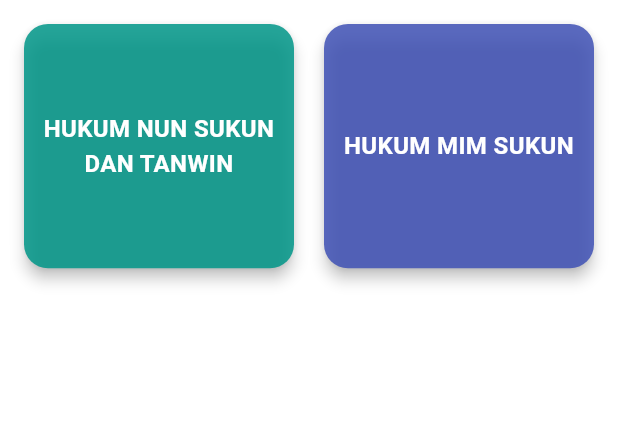
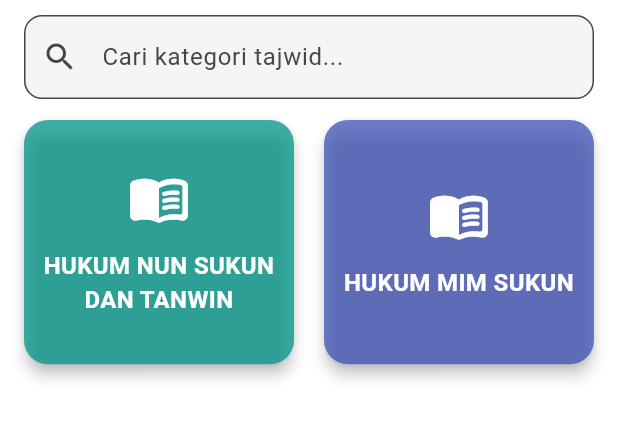
Before and after one commit to themasfebrianto/tartile, a Flutter app: the screen it shows after launch, on a phone screen of 412 x 824 dp, the part 84-525 px from its top. Run offline on Flutter 3.47's test engine with Material 3 defaults, Android fonts, the light colour scheme and no system bars; our stand-ins replace flutter_markdown, sqflite; accounts and stored records are empty.

Commit message:
update homescreen

```diff
--- a/lib/features/tajwid/presentation/screens/home_screen.dart
+++ b/lib/features/tajwid/presentation/screens/home_screen.dart
@@ -1,7 +1,8 @@
+import 'dart:async';
 import 'package:flutter/material.dart';
-import 'package:tartile/features/tajwid/domain/repositories/tajwid_category_repository.dart';
+import '../../domain/entities/tajwid_category_entity.dart';
+import '../../domain/repositories/tajwid_category_repository.dart';
 import '../../domain/repositories/tajwid_rules_repository.dart';
-import '../../domain/entities/tajwid_category_entity.dart';
 import 'rule_list_screen.dart';
 
 class HomeScreen extends StatefulWidget {
@@ -19,36 +20,64 @@ class HomeScreen extends StatefulWidget {
 }
 
 class _HomeScreenState extends State<HomeScreen> {
-  late Future<List<TajwidCategoryEntity>> _categoriesFuture;
+  List<TajwidCategoryEntity> _allCategories = [];
+  List<TajwidCategoryEntity> _filteredCategories = [];
+  bool _isLoading = true;
+  String _query = '';
+  Timer? _debounce;
 
   @override
   void initState() {
     super.initState();
-    _categoriesFuture = widget.categoryRepository.getAllCategories();
+    _loadCategories();
+  }
+
+  Future<void> _loadCategories() async {
+    setState(() => _isLoading = true);
+
+    try {
+      debugPrint('🔹 Memulai load kategori...');
+      final categories = await widget.categoryRepository.getAllCategories();
+      debugPrint('✅ Selesai load kategori: ${categories.length} item');
+
+      setState(() {
+        _allCategories = categories;
+        _filteredCategories = categories;
+        _isLoading = false;
+      });
+    } catch (e, s) {
+      debugPrint('❌ Error loading categories: $e');
+      debugPrintStack(stackTrace: s);
+      setState(() => _isLoading = false);
+    }
+  }
+
+  void _onSearchChanged(String value) {
+    if (_debounce?.isActive ?? false) _debounce!.cancel();
+    _debounce = Timer(const Duration(milliseconds: 350), () {
+      setState(() {
+        _query = value;
+        if (_query.isEmpty) {
+          _filteredCategories = _allCategories;
+        } else {
+          _filteredCategories = _allCategories
+              .where(
+                (cat) => cat.title.toLowerCase().contains(_query.toLowerCase()),
+              )
+              .toList();
+        }
+      });
+    });
+  }
+
+  @override
+  void dispose() {
+    _debounce?.cancel();
+    super.dispose();
   }
 
   @override
   Widget build(BuildContext context) {
-    return Scaffold(
-      appBar: AppBar(
-        title: const Text('Tartile Tajwid'),
-        backgroundColor: Colors.teal,
-      ),
-      body: FutureBuilder<List<TajwidCategoryEntity>>(
-        future: _categoriesFuture,
-        builder: (context, snapshot) {
-          if (snapshot.connectionState == ConnectionState.waiting) {
-            return const Center(child: CircularProgressIndicator());
-          }
-          if (snapshot.hasError) {
-            return Center(child: Text('Error: ${snapshot.error}'));
-          }
-
-          final categories = snapshot.data ?? [];
-          if (categories.isEmpty) {
-            return const Center(child: Text('Belum ada kategori tajwid.'));
-          }
-
     final colors = [
       Colors.teal,
       Colors.indigo,
@@ -58,18 +87,52 @@ class _HomeScreenState extends State<HomeScreen> {
       Colors.cyan,
     ];
 
-          return Padding(
-            padding: const EdgeInsets.all(12.0),
+    return Scaffold(
+      appBar: AppBar(
+        title: const Text('Tartile Tajwid'),
+        backgroundColor: Colors.teal,
+      ),
+      body: RefreshIndicator(
+        onRefresh: _loadCategories,
+        child: _isLoading
+            ? const Center(child: CircularProgressIndicator())
+            : Column(
+                children: [
+                  // 🔍 Search Bar
+                  Padding(
+                    padding: const EdgeInsets.symmetric(
+                      horizontal: 16,
+                      vertical: 10,
+                    ),
+                    child: TextField(
+                      onChanged: _onSearchChanged,
+                      decoration: InputDecoration(
+                        hintText: 'Cari kategori tajwid...',
+                        prefixIcon: const Icon(Icons.search),
+                        border: OutlineInputBorder(
+                          borderRadius: BorderRadius.circular(12),
+                        ),
+                        filled: true,
+                        fillColor: Colors.grey[100],
+                      ),
+                    ),
+                  ),
+                  Expanded(
+                    child: _filteredCategories.isEmpty
+                        ? const Center(child: Text('Tidak ada hasil.'))
+                        : Padding(
+                            padding: const EdgeInsets.symmetric(horizontal: 12),
                             child: GridView.builder(
-              itemCount: categories.length,
-              gridDelegate: const SliverGridDelegateWithFixedCrossAxisCount(
+                              itemCount: _filteredCategories.length,
+                              gridDelegate:
+                                  const SliverGridDelegateWithFixedCrossAxisCount(
                                     crossAxisCount: 2,
                                     crossAxisSpacing: 12,
                                     mainAxisSpacing: 12,
                                     childAspectRatio: 1.1,
                                   ),
                               itemBuilder: (context, index) {
-                final cat = categories[index];
+                                final cat = _filteredCategories[index];
                                 final color = colors[index % colors.length];
 
                                 return GestureDetector(
@@ -86,7 +149,7 @@ class _HomeScreenState extends State<HomeScreen> {
                                     );
                                   },
                                   child: Card(
-                    color: color.withOpacity(0.85),
+                                    color: color.withValues(alpha: 0.75),
                                     shape: RoundedRectangleBorder(
                                       borderRadius: BorderRadius.circular(16),
                                     ),
@@ -94,7 +157,17 @@ class _HomeScreenState extends State<HomeScreen> {
                                     child: Center(
                                       child: Padding(
                                         padding: const EdgeInsets.all(12),
-                        child: Text(
+                                        child: Column(
+                                          mainAxisAlignment:
+                                              MainAxisAlignment.center,
+                                          children: [
+                                            Icon(
+                                              Icons.menu_book_rounded,
+                                              color: Colors.white,
+                                              size: 42,
+                                            ),
+                                            const SizedBox(height: 12),
+                                            Text(
                                               cat.title,
                                               textAlign: TextAlign.center,
                                               style: const TextStyle(
@@ -103,14 +176,18 @@ class _HomeScreenState extends State<HomeScreen> {
                                                 fontSize: 16,
                                               ),
                                             ),
+                                          ],
+                                        ),
                                       ),
                                     ),
                                   ),
                                 );
                               },
                             ),
-          );
-        },
+                          ),
+                  ),
+                ],
+              ),
       ),
     );
   }
```
Lines whose indentation alone changed are shown as unchanged.
